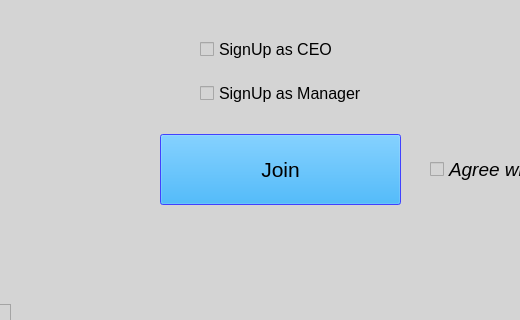
This is MainWindowApp/client3.ui in TheYoungOldtimer/ApProject1 as Qt 5 draws it before an edit; both pictures show x 0 to 520 and y 386 to 706 of the 1012 by 706 pixel window. The edited form follows.
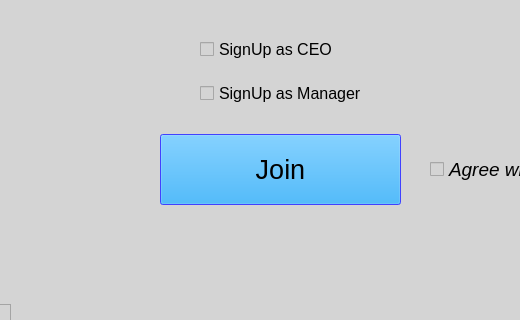
This is the edited form.

```diff
--- a/MainWindowApp/client3.ui
+++ b/MainWindowApp/client3.ui
@@ -194,7 +194,7 @@
    </property>
    <property name="font">
     <font>
-     <pointsize>16</pointsize>
+     <pointsize>20</pointsize>
      <bold>false</bold>
     </font>
    </property>
```
